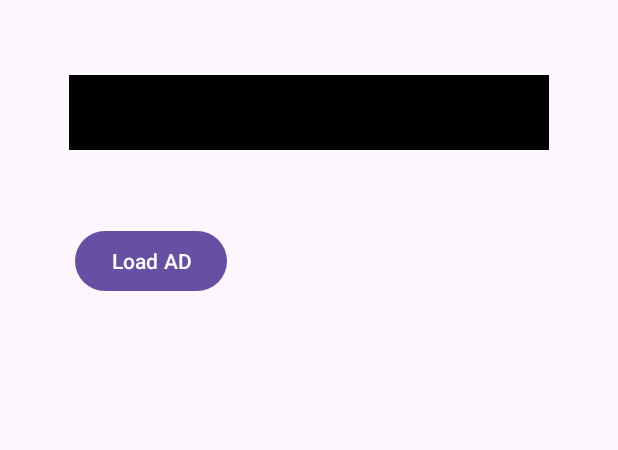
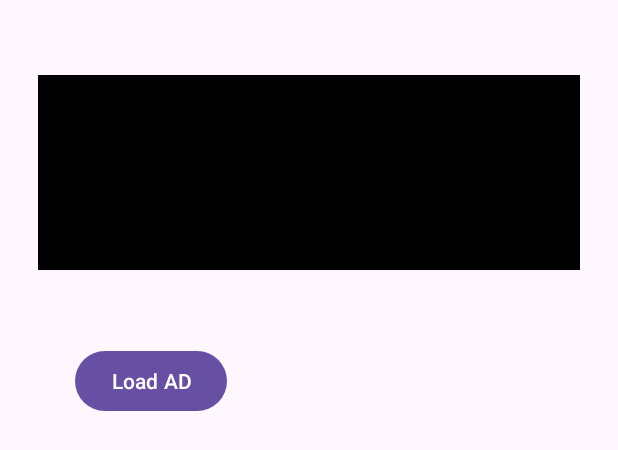
Before and after one commit to krecu/simbad-andorid-sample, an Android app: the layout activity_main.xml on its own in the app's theme, with its tools: preview values and no code run, on a phone screen of 412 x 824 dp. Shown: the top 450 px of the screen. Run offline under Robolectric (Android 15) with nearby library versions, the phone set to English and light mode, and no system bars.

```diff
--- a/app/src/main/res/layout/activity_main.xml
+++ b/app/src/main/res/layout/activity_main.xml
@@ -11,8 +11,8 @@
 
         <FrameLayout
             android:id="@+id/banner_320_50"
-            android:layout_width="320dp"
-            android:layout_height="50dp"
+            android:layout_width="361dp"
+            android:layout_height="130dp"
             android:layout_gravity="bottom|center"
             android:layout_margin="50dp"
             android:background="#000000"
```
Also changed, not shown: app/src/main/java/com/simbad/demoapp/MainActivity.kt (+5 -8 lines), gradle/wrapper/gradle-wrapper.properties.
